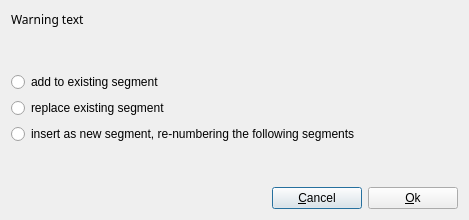
This is src/qt-widgets/HellingerNewSegmentWarningUi.ui in GPlates/GPlates as Qt 5 draws it before an edit. The edited form follows.
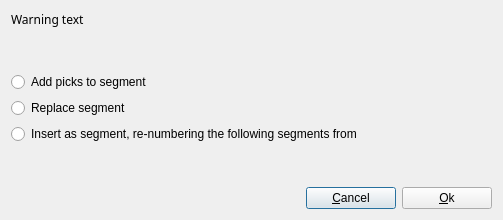
This is the edited form.

Commit message: (hellinger) Provide more info in the new-segment-warning dialog.

```diff
--- a/src/qt-widgets/HellingerNewSegmentWarningUi.ui
+++ b/src/qt-widgets/HellingerNewSegmentWarningUi.ui
@@ -6,7 +6,7 @@
    <rect>
     <x>0</x>
     <y>0</y>
-    <width>469</width>
+    <width>503</width>
     <height>220</height>
    </rect>
   </property>
@@ -46,21 +46,21 @@
      <item>
       <widget class="QRadioButton" name="radio_add">
        <property name="text">
-        <string>add to existing segment</string>
+        <string>Add picks to segment</string>
        </property>
       </widget>
      </item>
      <item>
       <widget class="QRadioButton" name="radio_replace">
        <property name="text">
-        <string>replace existing segment</string>
+        <string>Replace segment</string>
        </property>
       </widget>
      </item>
      <item>
       <widget class="QRadioButton" name="radio_insert">
        <property name="text">
-        <string>insert as new segment, re-numbering the following segments</string>
+        <string>Insert as segment, re-numbering the following segments from</string>
        </property>
       </widget>
      </item>
```
The commit also changes 1 other file.
